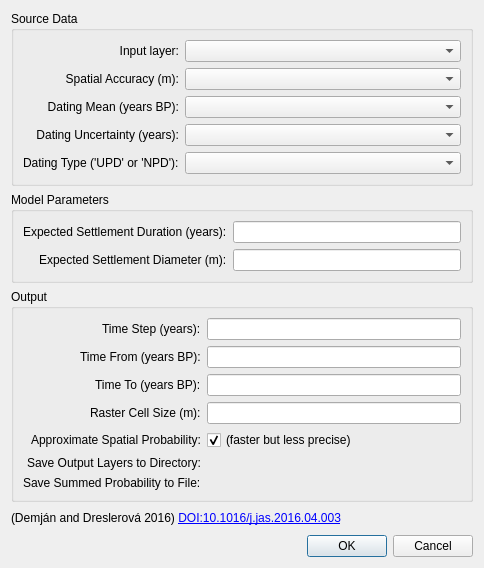
Above: ede_interpolation_dialog_base.ui from demjanp/ede_interpolation before the change. Below: the same form after it.
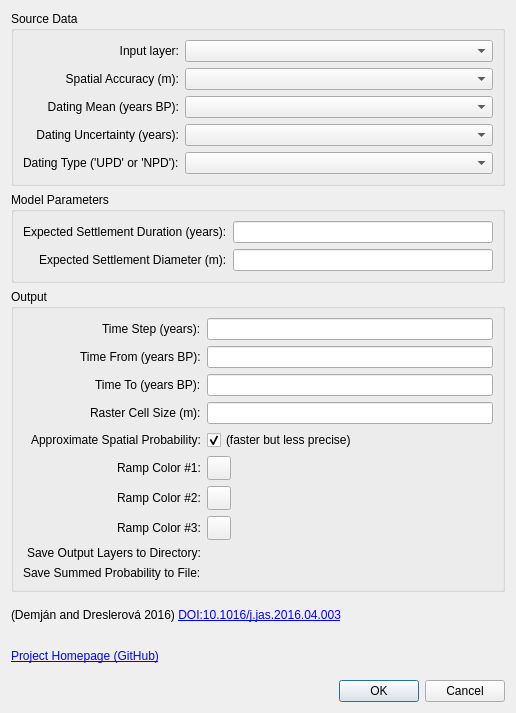
That is the form after the change. Custom widgets are drawn as their Qt base class.

Commit message: added customizing color ramp

```diff
--- a/ede_interpolation_dialog_base.ui
+++ b/ede_interpolation_dialog_base.ui
@@ -6,8 +6,8 @@
    <rect>
     <x>0</x>
     <y>0</y>
-    <width>484</width>
-    <height>568</height>
+    <width>516</width>
+    <height>713</height>
    </rect>
   </property>
   <property name="windowTitle">
@@ -188,24 +188,24 @@
         </property>
        </widget>
       </item>
-      <item row="6" column="0">
+      <item row="8" column="0">
        <widget class="QLabel" name="label_11">
         <property name="text">
          <string>Save Output Layers to Directory:</string>
         </property>
        </widget>
       </item>
-      <item row="6" column="1">
+      <item row="8" column="1">
        <widget class="QgsFileWidget" name="path_layers"/>
       </item>
-      <item row="7" column="0">
+      <item row="9" column="0">
        <widget class="QLabel" name="label_10">
         <property name="text">
          <string>Save Summed Probability to File:</string>
         </property>
        </widget>
       </item>
-      <item row="7" column="1">
+      <item row="9" column="1">
        <widget class="QgsFileWidget" name="file_summed">
         <property name="filter">
          <string>Comma-separated Values (*.csv)</string>
@@ -246,6 +246,78 @@
         </property>
        </widget>
       </item>
+      <item row="5" column="0">
+       <widget class="QLabel" name="label_16">
+        <property name="text">
+         <string>Ramp Color #1:</string>
+        </property>
+       </widget>
+      </item>
+      <item row="6" column="0">
+       <widget class="QLabel" name="label_17">
+        <property name="text">
+         <string>Ramp Color #2:</string>
+        </property>
+       </widget>
+      </item>
+      <item row="7" column="0">
+       <widget class="QLabel" name="label_18">
+        <property name="text">
+         <string>Ramp Color #3:</string>
+        </property>
+       </widget>
+      </item>
+      <item row="5" column="1">
+       <widget class="QgsColorButton" name="color_button_1">
+        <property name="minimumSize">
+         <size>
+          <width>24</width>
+          <height>24</height>
+         </size>
+        </property>
+        <property name="color">
+         <color>
+          <red>68</red>
+          <green>1</green>
+          <blue>84</blue>
+         </color>
+        </property>
+       </widget>
+      </item>
+      <item row="6" column="1">
+       <widget class="QgsColorButton" name="color_button_2">
+        <property name="minimumSize">
+         <size>
+          <width>24</width>
+          <height>24</height>
+         </size>
+        </property>
+        <property name="color">
+         <color>
+          <red>32</red>
+          <green>146</green>
+          <blue>140</blue>
+         </color>
+        </property>
+       </widget>
+      </item>
+      <item row="7" column="1">
+       <widget class="QgsColorButton" name="color_button_3">
+        <property name="minimumSize">
+         <size>
+          <width>24</width>
+          <height>24</height>
+         </size>
+        </property>
+        <property name="color">
+         <color>
+          <red>253</red>
+          <green>231</green>
+          <blue>37</blue>
+         </color>
+        </property>
+       </widget>
+      </item>
      </layout>
     </widget>
    </item>
@@ -259,6 +331,13 @@
      </property>
     </widget>
    </item>
+   <item>
+    <widget class="QLabel" name="label_19">
+     <property name="text">
+      <string>&lt;a href=&quot;https://github.com/demjanp/ede_interpolation&quot;&gt;Project Homepage (GitHub)&lt;/a&gt;</string>
+     </property>
+    </widget>
+   </item>
    <item>
     <widget class="QDialogButtonBox" name="button_box">
      <property name="orientation">
@@ -272,6 +351,11 @@
   </layout>
  </widget>
  <customwidgets>
+  <customwidget>
+   <class>QgsColorButton</class>
+   <extends>QToolButton</extends>
+   <header>qgscolorbutton.h</header>
+  </customwidget>
   <customwidget>
    <class>QgsFieldComboBox</class>
    <extends>QComboBox</extends>
```
The commit also changes 2 other files.
